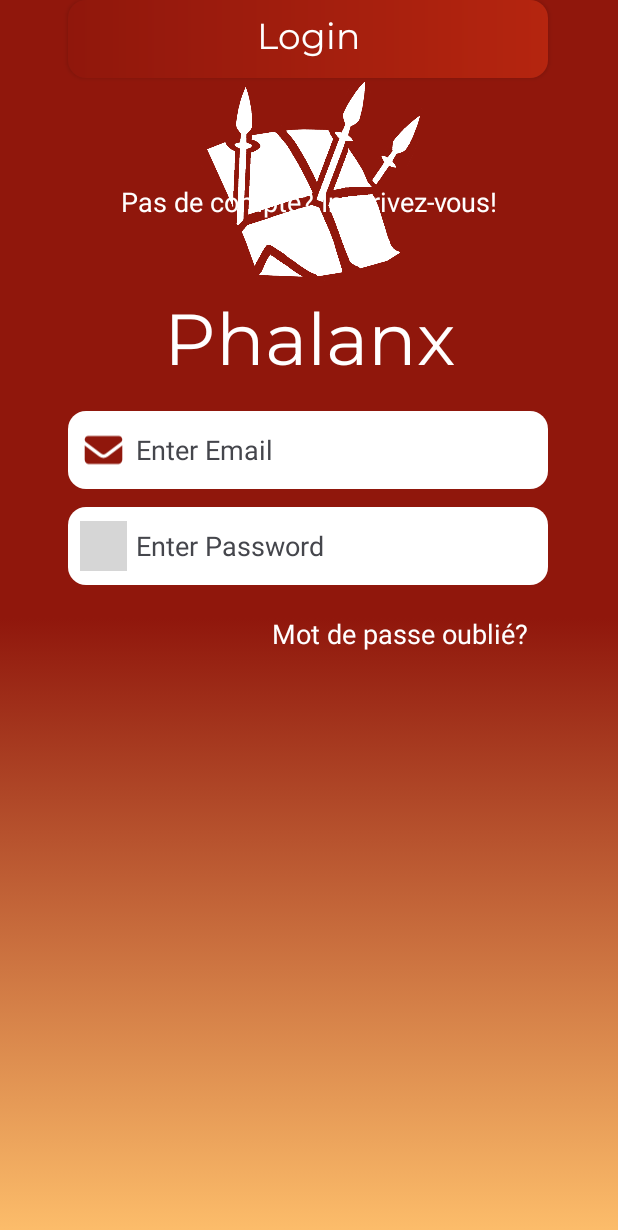
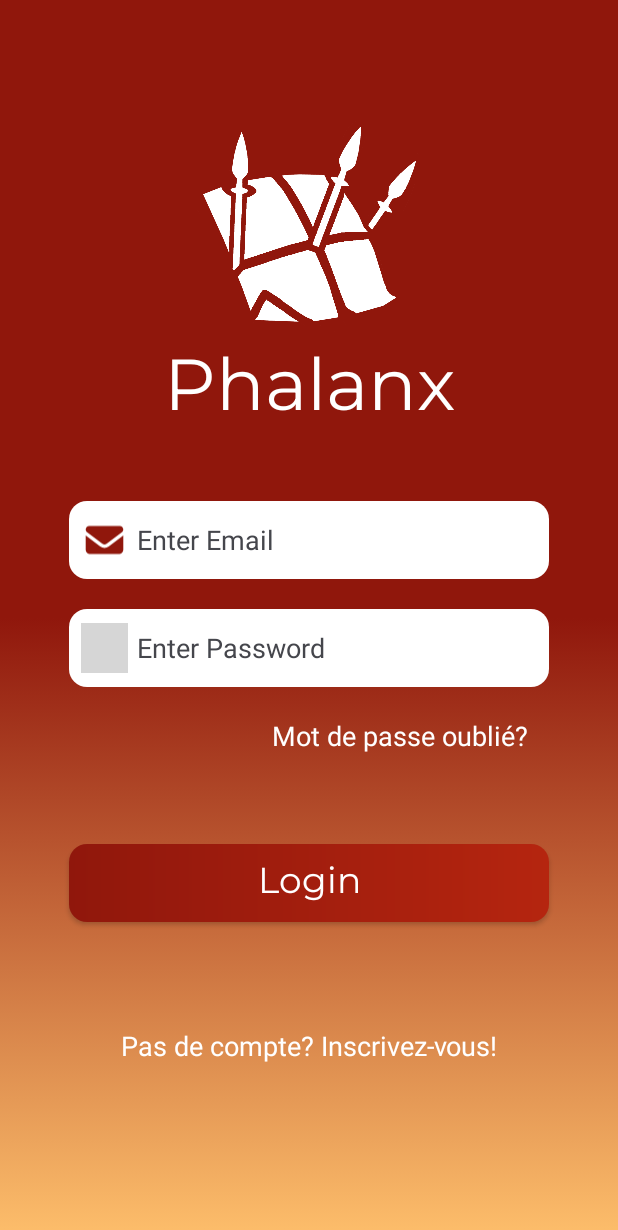
Before and after one commit to HrodMarRik/todolist-collaborative, an Android app: the screen it shows after launch (MainActivity), on a phone screen of 412 x 824 dp. Shown: the top 1230 px of the screen. Run offline under Robolectric (Android 15) with nearby library versions, the phone set to English and light mode, and no system bars; grey boxes are pictures that could not be loaded.

Commit message:
small change

```diff
--- a/app/src/main/res/layout/activity_main.xml
+++ b/app/src/main/res/layout/activity_main.xml
@@ -26,7 +26,7 @@
         android:id="@+id/editTextTextPassword"
         android:layout_width="320dp"
         android:layout_height="52dp"
-        android:layout_marginTop="12dp"
+        android:layout_marginTop="20dp"
         android:background="@drawable/textbox"
         android:backgroundTint="#FFFFFF"
         android:ems="10"
@@ -38,7 +38,6 @@
         android:textColor="@color/black"
         android:textColorHint="@color/material_dynamic_neutral30"
         app:layout_constraintEnd_toEndOf="parent"
-        app:layout_constraintHorizontal_bias="0.494"
         app:layout_constraintStart_toStartOf="parent"
         app:layout_constraintTop_toBottomOf="@+id/editTextTextEmailAddress" />
 
@@ -46,7 +45,7 @@
         android:id="@+id/editTextTextEmailAddress"
         android:layout_width="320dp"
         android:layout_height="52dp"
-        android:layout_marginTop="30dp"
+        android:layout_marginTop="60dp"
         android:background="@drawable/textbox"
         android:backgroundTint="#FFFFFF"
         android:ems="10"
@@ -58,7 +57,6 @@
         android:textColor="@color/black"
         android:textColorHint="@color/material_dynamic_neutral30"
         app:layout_constraintEnd_toEndOf="parent"
-        app:layout_constraintHorizontal_bias="0.494"
         app:layout_constraintStart_toStartOf="parent"
         app:layout_constraintTop_toBottomOf="@+id/textView" />
 
@@ -66,6 +64,7 @@
         android:id="@+id/button"
         android:layout_width="320dp"
         android:layout_height="52dp"
+        android:layout_marginTop="60dp"
         android:background="@drawable/buttongradient"
         android:fontFamily="@font/montserrat_regular"
         android:text="Login"
@@ -74,18 +73,16 @@
         android:textColorLink="@color/orange"
         android:textSize="24sp"
         app:layout_constraintEnd_toEndOf="parent"
-        app:layout_constraintHorizontal_bias="0.494"
         app:layout_constraintStart_toStartOf="parent"
-        app:rippleColor="@color/orange"
-        tools:layout_editor_absoluteY="491dp" />
+        app:layout_constraintTop_toBottomOf="@+id/textView3"
+        app:rippleColor="@color/orange" />
 
     <ImageView
         android:id="@+id/imageView2"
         android:layout_width="160dp"
         android:layout_height="144dp"
-        android:layout_marginTop="50dp"
+        android:layout_marginTop="80dp"
         app:layout_constraintEnd_toEndOf="parent"
-        app:layout_constraintHorizontal_bias="0.51"
         app:layout_constraintStart_toStartOf="parent"
         app:layout_constraintTop_toTopOf="parent"
         app:srcCompat="@drawable/phalanx_white" />
@@ -122,7 +119,7 @@
         android:layout_width="31dp"
         android:layout_height="33dp"
         android:layout_marginStart="8dp"
-        android:tint="@color/darkred"
+        app:tint="@color/darkred"
         app:layout_constraintBottom_toBottomOf="@+id/editTextTextEmailAddress"
         app:layout_constraintStart_toStartOf="@+id/editTextTextEmailAddress"
         app:layout_constraintTop_toTopOf="@+id/editTextTextEmailAddress"
@@ -133,7 +130,7 @@
         android:layout_width="31dp"
         android:layout_height="33dp"
         android:layout_marginStart="8dp"
-        android:tint="@color/darkred"
+        app:tint="@color/darkred"
         app:layout_constraintBottom_toBottomOf="@+id/editTextTextPassword"
         app:layout_constraintStart_toStartOf="@+id/editTextTextPassword"
         app:layout_constraintTop_toTopOf="@+id/editTextTextPassword"
```
